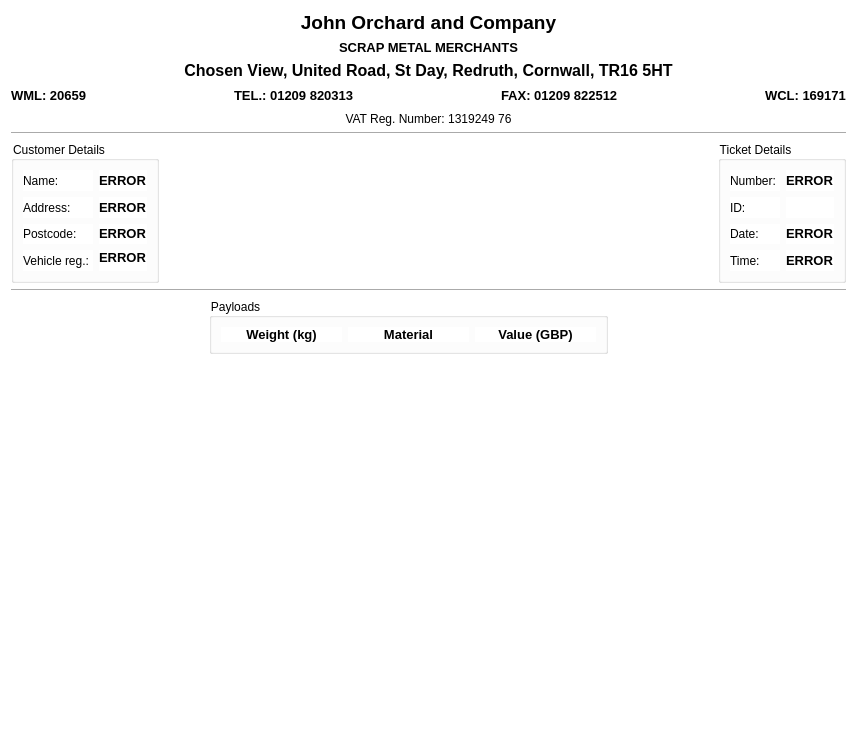
This is main_program/gui_interface_designs/ticket_review_dialog_design.ui in yimenhfeifei/josm-invoice as Qt 5 draws it before an edit. The edited form follows.
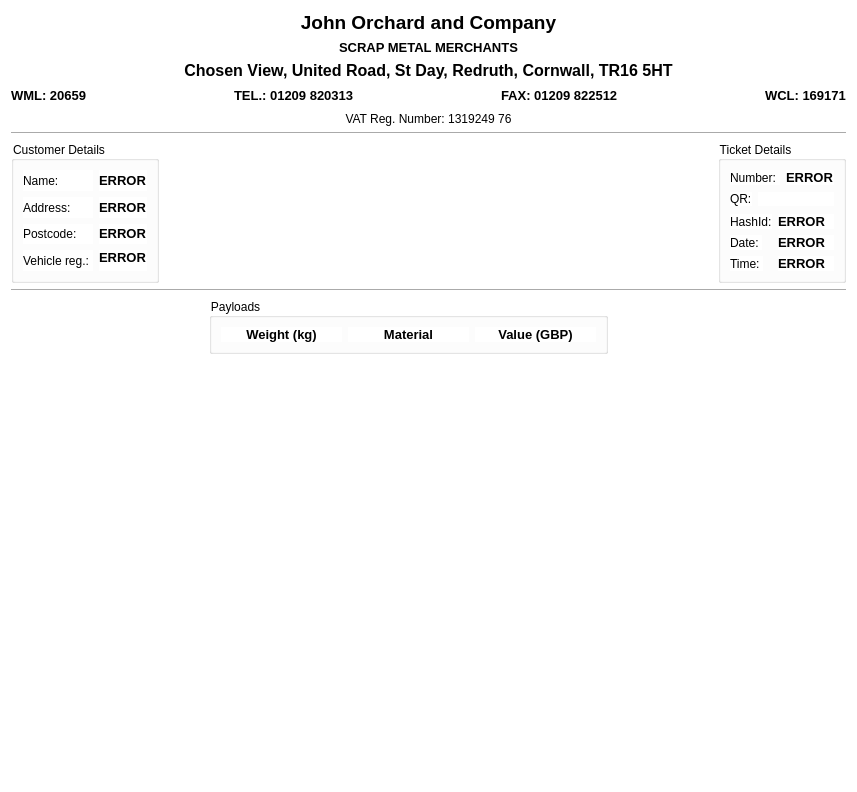
This is the edited form. Icons and pictures are not drawn.

Patch:
```diff
--- a/main_program/gui_interface_designs/ticket_review_dialog_design.ui
+++ b/main_program/gui_interface_designs/ticket_review_dialog_design.ui
@@ -7,7 +7,7 @@
     <x>0</x>
     <y>0</y>
     <width>857</width>
-    <height>755</height>
+    <height>792</height>
    </rect>
   </property>
   <property name="sizePolicy">
@@ -320,7 +320,7 @@
        </property>
        <layout class="QVBoxLayout" name="verticalLayout_3">
         <item>
-         <layout class="QGridLayout" name="gridLayout_2">
+         <layout class="QFormLayout" name="formLayout_3">
           <item row="0" column="0">
            <widget class="QLabel" name="label">
             <property name="text">
@@ -339,21 +339,54 @@
             </property>
            </widget>
           </item>
-          <item row="1" column="1">
-           <widget class="QLabel" name="hashIdLabel">
+         </layout>
+        </item>
+        <item>
+         <layout class="QFormLayout" name="formLayout">
+          <item row="0" column="0">
+           <widget class="QLabel" name="label_3">
+            <property name="text">
+             <string>QR:</string>
+            </property>
+           </widget>
+          </item>
+          <item row="0" column="1">
+           <widget class="QLabel" name="qrLabel">
             <property name="text">
              <string>&lt;img src=&quot;/home/john/code/orchard_suite/main_program/qrcode.png&quot; /&gt;</string>
             </property>
            </widget>
           </item>
-          <item row="2" column="0">
+         </layout>
+        </item>
+        <item>
+         <layout class="QFormLayout" name="formLayout_2">
+          <item row="0" column="0">
+           <widget class="QLabel" name="label_13">
+            <property name="text">
+             <string>HashId:</string>
+            </property>
+           </widget>
+          </item>
+          <item row="0" column="1">
+           <widget class="QLabel" name="hashIdLabel">
+            <property name="text">
+             <string>&lt;!DOCTYPE HTML PUBLIC &quot;-//W3C//DTD HTML 4.0//EN&quot; &quot;http://www.w3.org/TR/REC-html40/strict.dtd&quot;&gt;
+&lt;html&gt;&lt;head&gt;&lt;meta name=&quot;qrichtext&quot; content=&quot;1&quot; /&gt;&lt;style type=&quot;text/css&quot;&gt;
+p, li { white-space: pre-wrap; }
+&lt;/style&gt;&lt;/head&gt;&lt;body style=&quot; font-family:'Sans Serif'; font-size:9pt; font-weight:400; font-style:normal;&quot;&gt;
+&lt;p style=&quot; margin-top:0px; margin-bottom:0px; margin-left:0px; margin-right:0px; -qt-block-indent:0; text-indent:0px;&quot;&gt;&lt;span style=&quot; font-size:10pt; font-weight:600;&quot;&gt;ERROR&lt;/span&gt;&lt;/p&gt;&lt;/body&gt;&lt;/html&gt;</string>
+            </property>
+           </widget>
+          </item>
+          <item row="1" column="0">
            <widget class="QLabel" name="label_2">
             <property name="text">
              <string>Date: </string>
             </property>
            </widget>
           </item>
-          <item row="2" column="1">
+          <item row="1" column="1">
            <widget class="QLabel" name="dateLabel">
             <property name="text">
              <string>&lt;!DOCTYPE HTML PUBLIC &quot;-//W3C//DTD HTML 4.0//EN&quot; &quot;http://www.w3.org/TR/REC-html40/strict.dtd&quot;&gt;
@@ -364,14 +397,14 @@
             </property>
            </widget>
           </item>
-          <item row="3" column="0">
+          <item row="2" column="0">
            <widget class="QLabel" name="label_4">
             <property name="text">
              <string>Time: </string>
             </property>
            </widget>
           </item>
-          <item row="3" column="1">
+          <item row="2" column="1">
            <widget class="QLabel" name="timeLabel">
             <property name="text">
              <string>&lt;!DOCTYPE HTML PUBLIC &quot;-//W3C//DTD HTML 4.0//EN&quot; &quot;http://www.w3.org/TR/REC-html40/strict.dtd&quot;&gt;
@@ -382,13 +415,6 @@
             </property>
            </widget>
           </item>
-          <item row="1" column="0">
-           <widget class="QLabel" name="label_3">
-            <property name="text">
-             <string>ID: </string>
-            </property>
-           </widget>
-          </item>
          </layout>
         </item>
        </layout>
```
Left out of the diff: 2 changed lines with no effect on the pictures.
